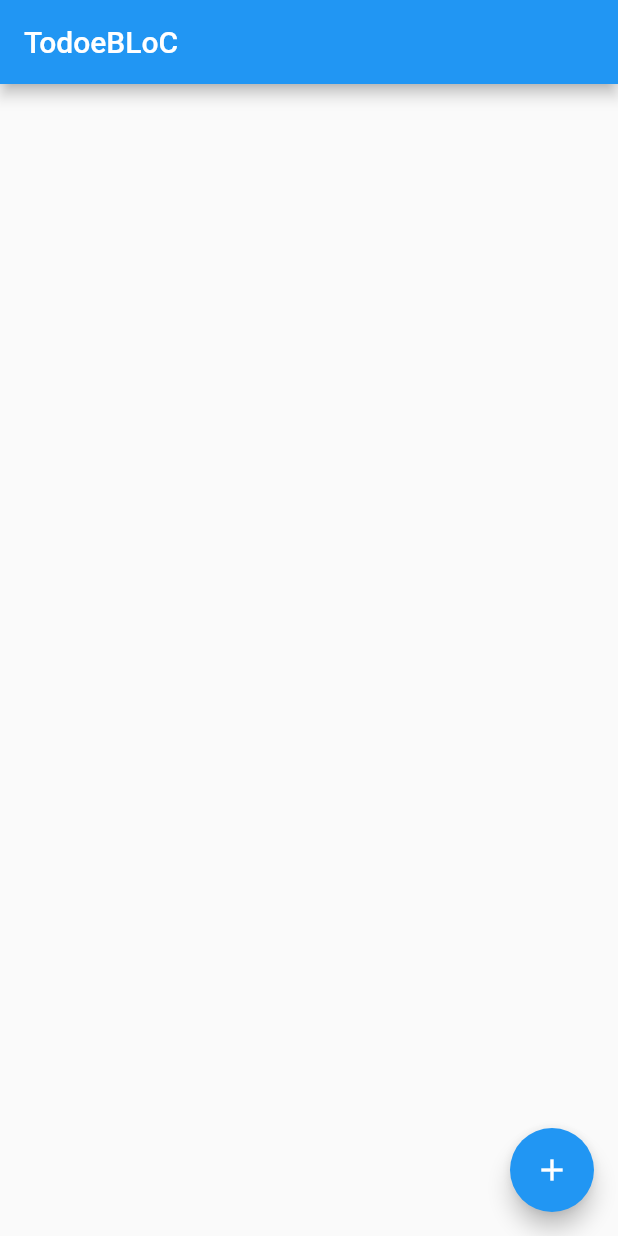
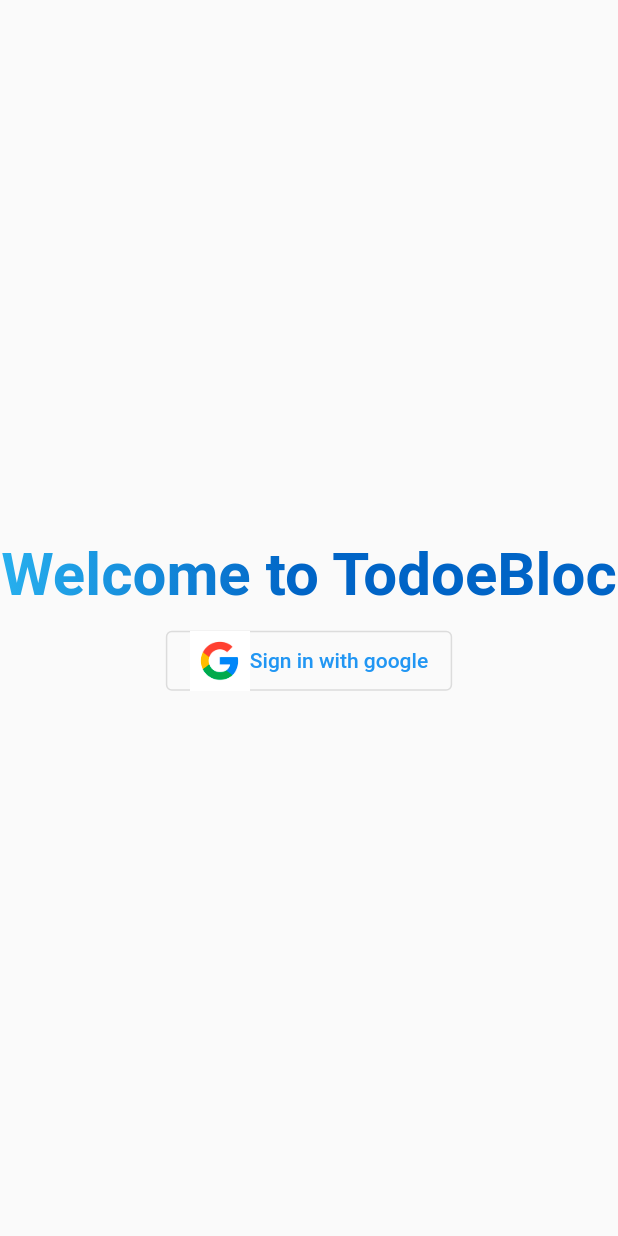
Before and after one commit to naimurhasan/flutter_todoe_bloc, a Flutter app: the screen it shows after launch, on a phone screen of 412 x 824 dp. Run offline on Flutter 3.47's test engine with Material 2 defaults, Android fonts, the phone set to English and light mode, and no system bars; our stand-ins replace cloud_firestore, firebase_core, flutter_bloc; accounts and stored records are empty.

Commit message:
working on firebase auth

```diff
--- a/lib/src/app.dart
+++ b/lib/src/app.dart
@@ -1,5 +1,6 @@
 import 'package:flutter/material.dart';
 import 'package:flutter_todoebloc/src/ui/screens/HomeScreen.dart';
+import 'package:flutter_todoebloc/src/ui/screens/LoginScreen.dart';
 
 class MyApp extends StatelessWidget {
   // This widget is the root of your application.
@@ -10,7 +11,11 @@ class MyApp extends StatelessWidget {
       theme: ThemeData(
         primarySwatch: Colors.blue,
       ),
-      home: MyHomePage(title: 'TodoeBLoC'),
+      initialRoute: '/',
+      routes: {
+        '/': (context) => LoginScreen(),
+        '/home': (context) => MyHomePage(title: 'TodoeBLoC'),
+      },
     );
   }
 }
--- /dev/null
+++ b/lib/src/blocs/auth/auth_bloc.dart
@@ -0,0 +1,15 @@
+import 'package:flutter_bloc/flutter_bloc.dart';
+import 'package:flutter_todoebloc/src/blocs/auth/auth_event.dart';
+import 'package:flutter_todoebloc/src/blocs/auth/auth_states.dart';
+
+class AuthBloc extends Bloc {
+  AuthBloc(initialState) : super(initialState);
+
+  @override
+  Stream mapEventToState(event) async* {
+    if (event is LogInWithGoogleEvent) {
+      print('Login with Google Button Clicked');
+      yield LoadingState();
+    }
+  }
+}
--- /dev/null
+++ b/lib/src/blocs/auth/auth_event.dart
@@ -0,0 +1,3 @@
+abstract class AuthEvents {}
+
+class LogInWithGoogleEvent {}
--- /dev/null
+++ b/lib/src/blocs/auth/auth_states.dart
@@ -0,0 +1,7 @@
+abstract class AuthStates {}
+
+class InitState extends AuthStates {}
+
+class LoadingState extends AuthStates {}
+
+class LoggedInState extends AuthStates {}
--- /dev/null
+++ b/lib/src/ui/screens/LoginScreen.dart
@@ -0,0 +1,49 @@
+import 'package:flutter/material.dart';
+import 'package:flutter_bloc/flutter_bloc.dart';
+import 'package:flutter_todoebloc/src/blocs/auth/auth_bloc.dart';
+import 'package:flutter_todoebloc/src/blocs/auth/auth_event.dart';
+
+class LoginScreen extends StatelessWidget {
+  @override
+  Widget build(BuildContext context) {
+    final Shader linearGradient = LinearGradient(
+      colors: <Color>[Color(0xff28b0ee), Color(0xff0064c6)],
+    ).createShader(Rect.fromLTWH(0.0, 0.0, 200.0, 70.0));
+
+    return Scaffold(
+      body: Center(
+        child: Column(
+          mainAxisSize: MainAxisSize.min,
+          children: [
+            Text(
+              'Welcome to TodoeBloc',
+              style: TextStyle(
+                  fontSize: 40,
+                  foreground: Paint()..shader = linearGradient,
+                  fontWeight: FontWeight.bold),
+              textAlign: TextAlign.center,
+            ),
+            SizedBox(
+              height: 10.0,
+            ),
+            OutlinedButton(
+                onPressed: () {
+                  BlocProvider.of<AuthBloc>(context)
+                      .add(LogInWithGoogleEvent());
+                },
+                child: Row(
+                  mainAxisSize: MainAxisSize.min,
+                  children: [
+                    Image.asset(
+                      'assets/google.jpg',
+                      width: 40.0,
+                    ),
+                    Text("Sign in with google"),
+                  ],
+                ))
+          ],
+        ),
+      ),
+    );
+  }
+}
```
Also changed, not shown: pubspec.yaml (+5 -2 lines), assets/fb.png (added), assets/google.jpg (added), pubspec.lock.
